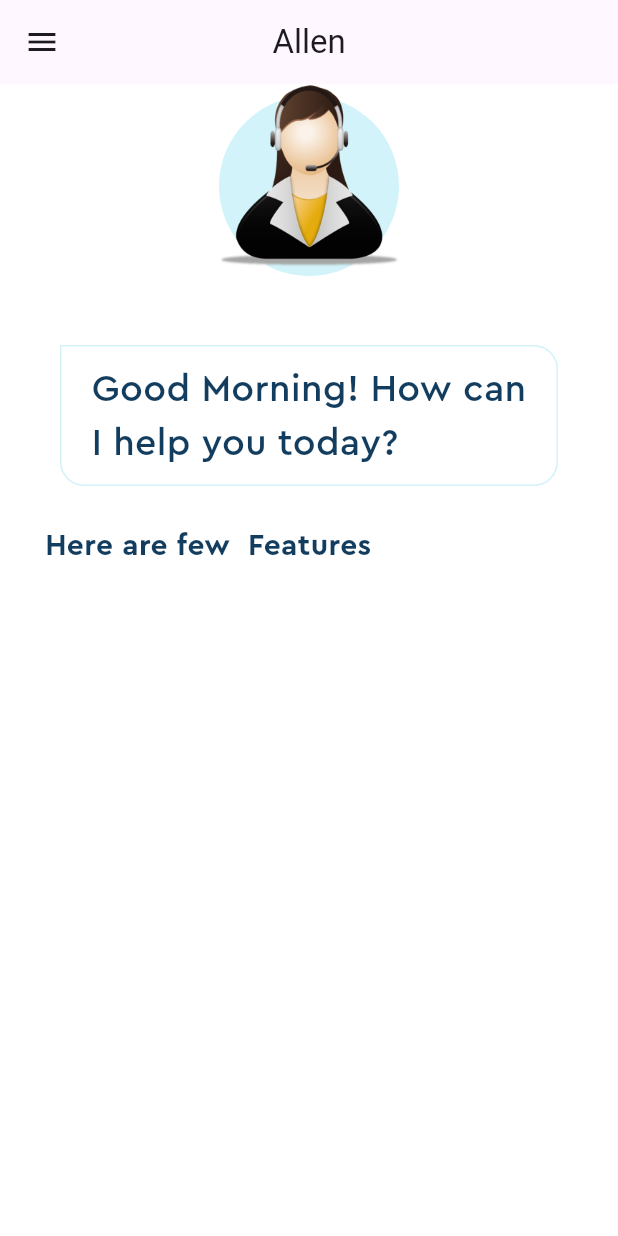
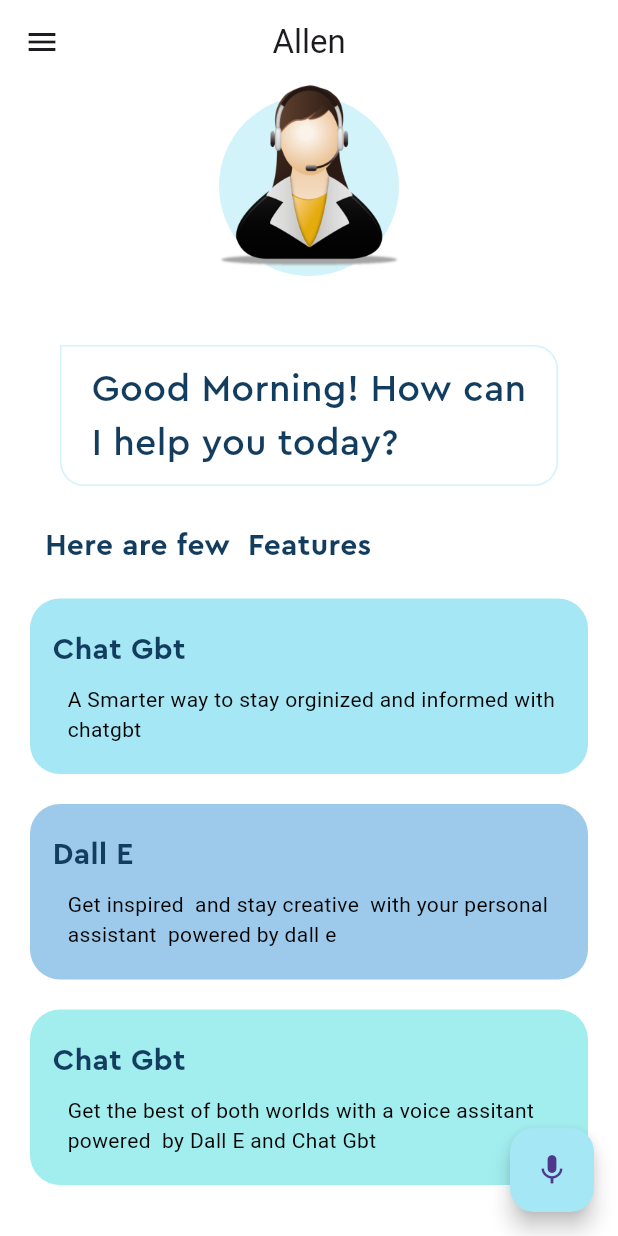
Before and after one commit to pakpuk/Voice-Assistant-App-with-ChatGPT-Dall-E-AI-Image_generation, a Flutter app: the screen it shows after launch, on a phone screen of 412 x 824 dp. Run offline on Flutter 3.47's test engine with Material 3 defaults, Android fonts, the phone set to English and light mode, and no system bars.

Commit message:
finish the ui

```diff
--- a/lib/componants/box_feature.dart
+++ b/lib/componants/box_feature.dart
@@ -1,10 +1,56 @@
 import 'package:flutter/material.dart';
+import 'package:voice_assistant_app/theming/colors.dart';
+import 'package:voice_assistant_app/utils/constants.dart';
 
 class BoxFeature extends StatelessWidget {
-  const BoxFeature({super.key});
+  final Color boxcolor;
+  final String boxtitle;
+  final String boxsubtitle;
+  const BoxFeature({
+    super.key,
+    required this.boxcolor,
+    required this.boxtitle,
+    required this.boxsubtitle,
+  });
 
   @override
   Widget build(BuildContext context) {
-    return Container();
+    return Container(
+      width: double.infinity,
+      margin: EdgeInsets.symmetric(horizontal: 20, vertical: 10),
+      decoration: BoxDecoration(
+          color: boxcolor, borderRadius: BorderRadius.all(Radius.circular(20))),
+      child: Padding(
+        padding: const EdgeInsets.symmetric(vertical: 20.0).copyWith(
+          left: 15,
+        ),
+        child: Column(
+          crossAxisAlignment: CrossAxisAlignment.start,
+          children: [
+            Text(
+              boxtitle,
+              style: TextStyle(
+                fontWeight: FontWeight.bold,
+                fontFamily: 'Cera Pro',
+                fontSize: 20,
+                color: Pallete.mainFontColor,
+              ),
+            ),
+            SizedBox(
+              height: 8,
+            ),
+            Padding(
+              padding: const EdgeInsets.only(left: 10),
+              child: Text(
+                boxsubtitle,
+                style: TextStyle(
+                  color: Pallete.blackColor,
+                ),
+              ),
+            ),
+          ],
+        ),
+      ),
+    );
   }
 }
--- a/lib/theming/Text.dart
+++ /dev/null
@@ -1,3 +0,0 @@
-class TextsApp {
-  static const String Appbartitle = "Allen";
-}
--- a/lib/utils/constants.dart
+++ b/lib/utils/constants.dart
@@ -1,4 +1,14 @@
 class Constants {
   static const String assetAvatar = "assets/images/virtualAssistant.png";
   static const String featureTitle = 'Here are few  Features';
+  static const String Appbartitle = "Allen";
+  static const String firsbxtitl = "Chat Gbt";
+  static const String scnbxtitl = "Dall E";
+  static const String thirdbxtitl = "Smart Voice Assistant";
+  static const String firsboxsubtitle =
+      "A Smarter way to stay orginized and informed with chatgbt ";
+  static const String secnboxsubtitle =
+      "Get inspired  and stay creative  with your personal  assistant  powered by dall e ";
+  static const String thirdboxsubtitle =
+      "Get the best of both worlds with a voice assitant powered  by Dall E and Chat Gbt";
 }
--- a/lib/view/Home_page.dart
+++ b/lib/view/Home_page.dart
@@ -1,7 +1,8 @@
 import 'package:flutter/material.dart';
+import 'package:voice_assistant_app/componants/box_feature.dart';
 import 'package:voice_assistant_app/componants/profile_widget.dart';
 import 'package:voice_assistant_app/componants/wlc_message_widget.dart';
-import 'package:voice_assistant_app/theming/Text.dart';
+
 import 'package:voice_assistant_app/theming/colors.dart';
 import 'package:voice_assistant_app/utils/constants.dart';
 
@@ -17,7 +18,8 @@ class _HomePageState extends State<HomePage> {
   Widget build(BuildContext context) {
     return Scaffold(
       appBar: AppBar(
-        title: Text(TextsApp.Appbartitle),
+        backgroundColor: Pallete.whiteColor,
+        title: Text(Constants.Appbartitle),
         centerTitle: true,
         leading: Icon(Icons.menu),
       ),
@@ -50,9 +52,30 @@ class _HomePageState extends State<HomePage> {
             ),
           ),
           Column(
-            children: [],
+            children: [
+              BoxFeature(
+                boxcolor: Pallete.firstSuggestionBoxColor,
+                boxtitle: Constants.firsbxtitl,
+                boxsubtitle: Constants.firsboxsubtitle,
+              ),
+              BoxFeature(
+                boxcolor: Pallete.secondSuggestionBoxColor,
+                boxtitle: Constants.scnbxtitl,
+                boxsubtitle: Constants.secnboxsubtitle,
+              ),
+              BoxFeature(
+                boxcolor: Pallete.thirdSuggestionBoxColor,
+                boxtitle: Constants.firsbxtitl,
+                boxsubtitle: Constants.thirdboxsubtitle,
+              )
+            ],
           )
         ],
+      ),
+      floatingActionButton: FloatingActionButton(
+        onPressed: () {},
+        backgroundColor: Pallete.firstSuggestionBoxColor,
+        child: Icon(Icons.mic),
       ),
     );
   }
--- a/pubspec.yaml
+++ b/pubspec.yaml
@@ -35,6 +35,7 @@ dependencies:
   # The following adds the Cupertino Icons font to your application.
   # Use with the CupertinoIcons class for iOS style icons.
   cupertino_icons: ^1.0.8
+  speech_to_text: ^7.0.0
 
 dev_dependencies:
   flutter_test:
```
Also changed, not shown: pubspec.lock, 1 other file.
